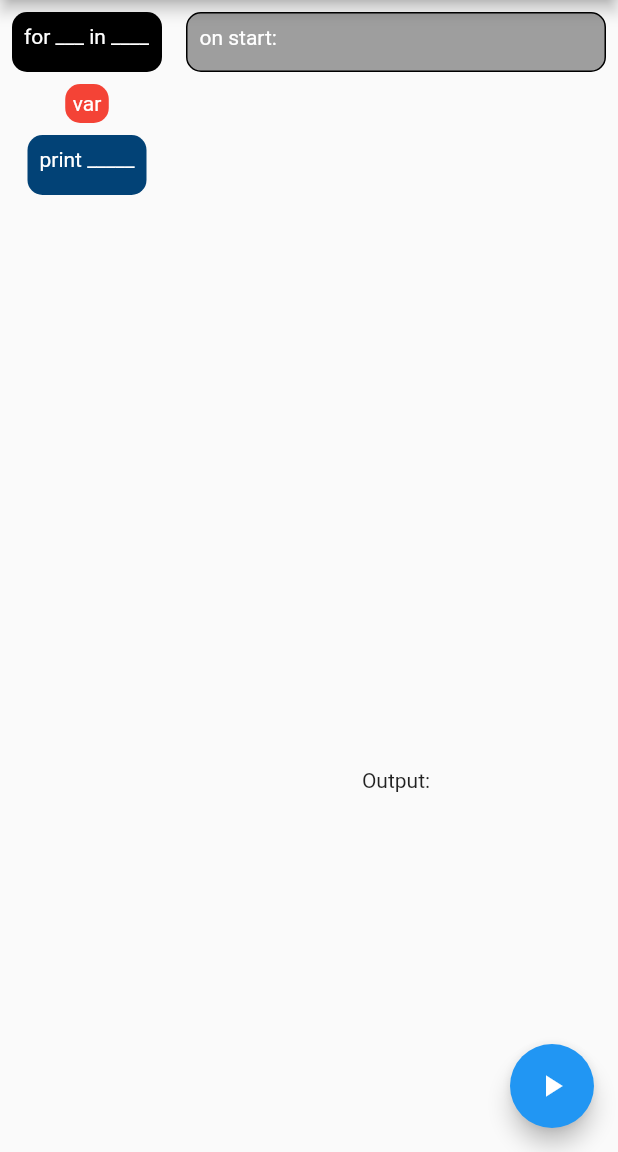
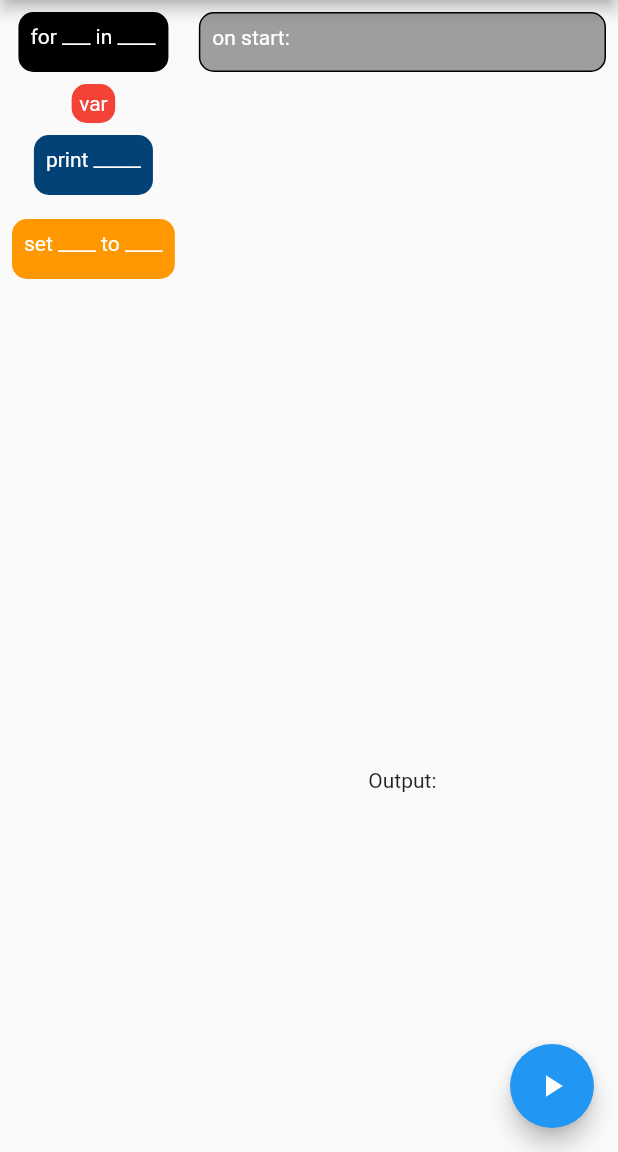
Before and after one commit to danielzsh/blocks, a Flutter app: the screen it shows after launch, on a phone screen of 412 x 824 dp, the part 84-1236 px from its top. Run offline on Flutter 3.47's test engine with Material 2 defaults, Android fonts, the light colour scheme and no system bars.

Commit message:
set block works

```diff
--- a/lib/block_widgets/all.dart
+++ b/lib/block_widgets/all.dart
@@ -5,6 +5,7 @@ export 'statement_base.dart';
 export 'var_block.dart';
 export 'output.dart';
 export 'print_block.dart';
+export 'set_block.dart';
 
 class Pair<T1, T2> {
   final T1 a;
--- a/lib/block_widgets/for_block.dart
+++ b/lib/block_widgets/for_block.dart
@@ -2,7 +2,7 @@ import 'package:blocks/block_widgets/all.dart';
 import 'package:blocks/utility.dart';
 import 'package:flutter/material.dart';
 import 'all.dart';
-import 'package:blocks/keys.dart';
+import 'package:blocks/globals.dart';
 
 class TextBox extends StatelessWidget {
   const TextBox({Key? key}) : super(key: key);
--- a/lib/block_widgets/output.dart
+++ b/lib/block_widgets/output.dart
@@ -22,4 +22,10 @@ class OutputState extends State<Output> {
       text = "$text$message\n";
     });
   }
+
+  void clear() {
+    setState(() {
+      text = "Output:\n";
+    });
+  }
 }
--- /dev/null
+++ b/lib/block_widgets/set_block.dart
@@ -0,0 +1,70 @@
+import 'package:blocks/block_widgets/all.dart';
+import 'package:flutter/gestures.dart';
+import 'package:flutter/src/foundation/key.dart';
+import 'package:flutter/src/widgets/framework.dart';
+import 'drag_area.dart';
+import 'package:flutter/material.dart';
+
+class _DragContent extends StatelessWidget {
+  const _DragContent({Key? key}) : super(key: key);
+
+  @override
+  Widget build(BuildContext context) {
+    return Container(
+      margin: const EdgeInsets.all(8),
+      height: 40,
+      decoration: const BoxDecoration(
+        borderRadius: BorderRadius.all(Radius.circular(10)),
+        color: Colors.orange,
+      ),
+      padding: const EdgeInsets.all(8),
+      child: const Text("set ____ to ____",
+          style: TextStyle(
+              color: Colors.white,
+              decoration: TextDecoration.none,
+              fontWeight: FontWeight.normal,
+              fontSize: 14)),
+    );
+  }
+}
+
+class SetDrag extends StatelessWidget {
+  const SetDrag({Key? key}) : super(key: key);
+
+  @override
+  Widget build(BuildContext context) {
+    return const Draggable(
+        data: SetBlock, feedback: _DragContent(), child: _DragContent());
+  }
+}
+
+class SetBlock extends StatelessWidget {
+  final dragkey1 = GlobalKey<DragAreaState>();
+  final dragkey2 = GlobalKey<DragAreaState>();
+  SetBlock({Key? key}) : super(key: key);
+
+  @override
+  Widget build(BuildContext context) {
+    return Container(
+        margin: const EdgeInsets.all(8),
+        height: 50,
+        decoration: BoxDecoration(
+            color: Colors.orange,
+            borderRadius: const BorderRadius.all(Radius.circular(10))),
+        child: Container(
+            margin: const EdgeInsets.symmetric(horizontal: 16),
+            child: Row(
+              mainAxisAlignment: MainAxisAlignment.start,
+              children: <Widget>[
+                const Text('set', style: TextStyle(color: Colors.white)),
+                Expanded(child: DragArea(key: dragkey1, options: {String})),
+                const Text('to', style: TextStyle(color: Colors.white)),
+                Expanded(
+                    child: DragArea(
+                  key: dragkey2,
+                  textfield: true,
+                )),
+              ],
+            )));
+  }
+}
--- a/lib/block_widgets/var_block.dart
+++ b/lib/block_widgets/var_block.dart
@@ -1,6 +1,7 @@
 import 'package:blocks/block_widgets/all.dart';
 import 'package:blocks/block_widgets/block_base.dart';
 import 'package:flutter/material.dart';
+import 'package:blocks/globals.dart';
 
 class Var {
   int value = 0;
@@ -33,7 +34,9 @@ class VarBlock extends StatelessWidget implements Block {
 
 class VarDrag extends StatelessWidget {
   final VarBlock block;
-  const VarDrag({Key? key, required this.block}) : super(key: key);
+  VarDrag({Key? key, required this.block}) : super(key: key) {
+    variables[block.val.name] = 0;
+  }
   @override
   Widget build(BuildContext context) {
     return Draggable<String>(
--- a/lib/keys.dart
+++ b/lib/globals.dart
@@ -3,3 +3,4 @@ import 'block_widgets/all.dart';
 
 final outputKey = GlobalKey<OutputState>();
 final mainKey = GlobalKey<MainState>();
+Map<String, int> variables = {};
--- a/lib/main.dart
+++ b/lib/main.dart
@@ -1,6 +1,6 @@
 import 'package:flutter/material.dart';
 import 'package:blocks/block_widgets/all.dart';
-import 'keys.dart';
+import 'globals.dart';
 import 'utility.dart';
 
 void main() {
@@ -45,6 +45,7 @@ class HomePage extends StatelessWidget {
           const ForDrag(),
           VarDrag(block: VarBlock(val: Var("var"))),
           PrintDrag(),
+          SetDrag()
         ]),
         Flexible(
             flex: 10,
```
Also changed, not shown: lib/block_widgets/drag_area.dart (+15 -6 lines), lib/utility.dart (+15 -2 lines).
